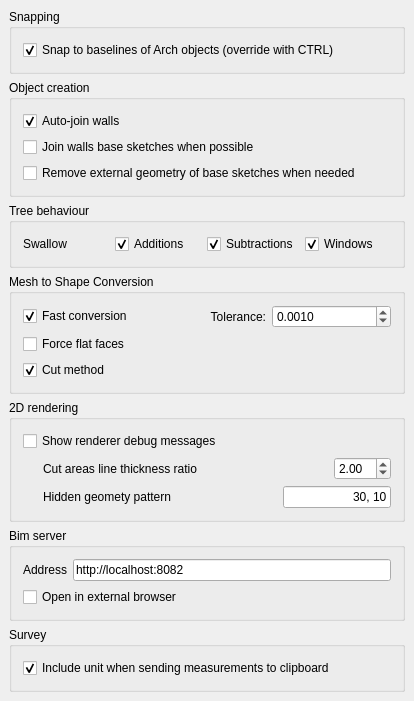
Before: the Qt Designer form src/Mod/Arch/Resources/ui/preferences-arch.ui in berndhahnebach/All_FreeCAD, drawn with Qt 5.
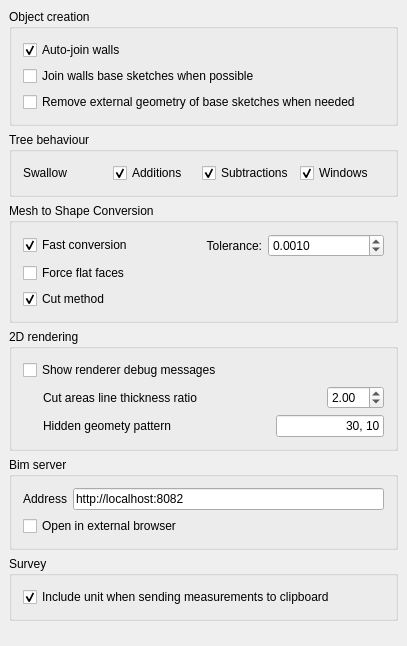
After: the same form once the commit is applied. Custom widgets are drawn as their Qt base class.

Commit message:
Arch: Added specials snap
* Remove Arch option to snap to wall base (reimplemented below)
* Added new Specials snap button
* Special snap snaps to wall baselines, structure basepoints, and contents of SnapPoints property, if existing

```diff
--- a/src/Mod/Arch/Resources/ui/preferences-arch.ui
+++ b/src/Mod/Arch/Resources/ui/preferences-arch.ui
@@ -6,8 +6,8 @@
    <rect>
     <x>0</x>
     <y>0</y>
-    <width>414</width>
-    <height>696</height>
+    <width>407</width>
+    <height>646</height>
    </rect>
   </property>
   <property name="windowTitle">
@@ -20,35 +20,6 @@
    <property name="margin">
     <number>9</number>
    </property>
-   <item>
-    <widget class="QGroupBox" name="groupBox_5">
-     <property name="title">
-      <string>Snapping</string>
-     </property>
-     <layout class="QVBoxLayout" name="verticalLayout_5">
-      <item>
-       <layout class="QHBoxLayout" name="horizontalLayout_9">
-        <item>
-         <widget class="Gui::PrefCheckBox" name="gui::prefcheckbox_6">
-          <property name="text">
-           <string>Snap to baselines of Arch objects (override with CTRL)</string>
-          </property>
-          <property name="checked">
-           <bool>true</bool>
-          </property>
-          <property name="prefEntry" stdset="0">
-           <cstring>ArchSnapToBase</cstring>
-          </property>
-          <property name="prefPath" stdset="0">
-           <cstring>Mod/Arch</cstring>
-          </property>
-         </widget>
-        </item>
-       </layout>
-      </item>
-     </layout>
-    </widget>
-   </item>
    <item>
     <widget class="QGroupBox" name="groupBox_4">
      <property name="title">
```
The commit also changes 7 other files.
